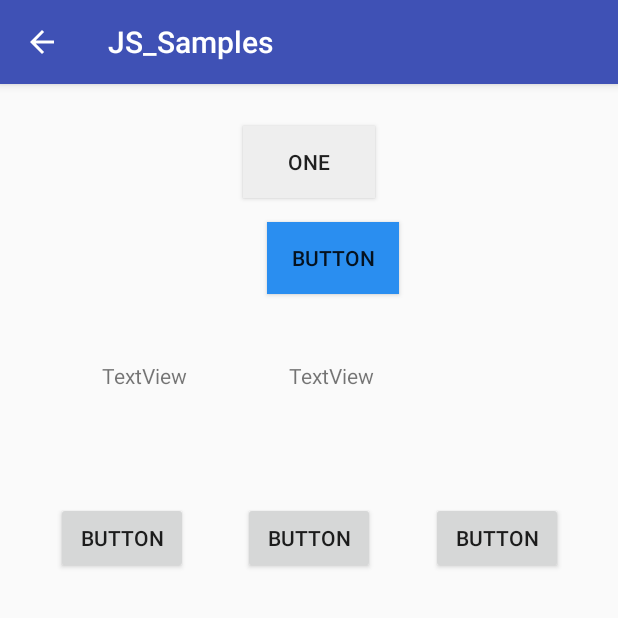
After one commit to Jorelanbo/samples, an Android app: the ConstraintLayoutActivity screen opened directly, with no data from a screen before it, on a phone screen of 412 x 824 dp, the top half of it. The commit adds this screen. Run offline under Robolectric (Android 15) with nearby library versions, the phone set to English and light mode, and no system bars.

Commit message:
添加ConstraintLayout的使用

```diff
--- a/app/src/main/AndroidManifest.xml
+++ b/app/src/main/AndroidManifest.xml
@@ -107,6 +107,8 @@
             android:parentActivityName=".activity.GuideActivity"/>
         <activity android:name=".activity.BottomMenuActivity"
             android:parentActivityName=".activity.GuideActivity"/>
+        <activity android:name=".activity.ConstraintLayoutActivity"
+            android:parentActivityName=".activity.GuideActivity" />
 
         <service
             android:name="com.baidu.location.f"
--- /dev/null
+++ b/app/src/main/java/com/js/sample/activity/ConstraintLayoutActivity.java
@@ -0,0 +1,18 @@
+package com.js.sample.activity;
+
+// Created by JS on 2019/12/31.
+
+import android.os.Bundle;
+import android.support.annotation.Nullable;
+import android.support.v7.app.AppCompatActivity;
+
+import com.js.sample.R;
+
+public class ConstraintLayoutActivity extends AppCompatActivity {
+
+    @Override
+    protected void onCreate(@Nullable Bundle savedInstanceState) {
+        super.onCreate(savedInstanceState);
+        setContentView(R.layout.activity_constraint_layout);
+    }
+}
--- a/app/src/main/java/com/js/sample/activity/GuideActivity.java
+++ b/app/src/main/java/com/js/sample/activity/GuideActivity.java
@@ -169,4 +169,13 @@ public class GuideActivity extends AppCompatActivity {
         Intent intent = new Intent(this, BottomMenuActivity.class);
         startActivity(intent);
     }
+
+    /**
+     * 使用ConstraintLayout
+     * @param view view
+     */
+    public void clickConstraintLayoutActivity(View view) {
+        Intent intent = new Intent(this, ConstraintLayoutActivity.class);
+        startActivity(intent);
+    }
 }
--- /dev/null
+++ b/app/src/main/res/layout/activity_constraint_layout.xml
@@ -0,0 +1,92 @@
+<?xml version="1.0" encoding="utf-8"?>
+<android.support.constraint.ConstraintLayout xmlns:android="http://schemas.android.com/apk/res/android"
+    xmlns:app="http://schemas.android.com/apk/res-auto"
+    xmlns:tools="http://schemas.android.com/tools"
+    android:layout_width="match_parent"
+    android:layout_height="match_parent">
+
+    <Button
+        android:id="@+id/button5"
+        android:layout_width="wrap_content"
+        android:layout_height="wrap_content"
+        android:background="@color/light_grey"
+        android:text="one"
+        app:layout_constraintBottom_toBottomOf="parent"
+        app:layout_constraintEnd_toEndOf="parent"
+        app:layout_constraintHorizontal_bias="0.5"
+        app:layout_constraintStart_toStartOf="parent"
+        app:layout_constraintTop_toTopOf="parent"
+        app:layout_constraintVertical_bias="0.039" />
+
+    <Button
+        android:id="@+id/button6"
+        android:layout_width="wrap_content"
+        android:layout_height="wrap_content"
+        android:layout_marginStart="16dp"
+        android:layout_marginTop="16dp"
+        android:background="@color/light_blue"
+        android:text="Button"
+        app:layout_constraintBottom_toBottomOf="parent"
+        app:layout_constraintEnd_toEndOf="parent"
+        app:layout_constraintHorizontal_bias="0.0"
+        app:layout_constraintStart_toStartOf="@+id/button5"
+        app:layout_constraintTop_toBottomOf="@+id/button5"
+        app:layout_constraintVertical_bias="0.0" />
+
+    <TextView
+        android:id="@+id/textView2"
+        android:layout_width="wrap_content"
+        android:layout_height="wrap_content"
+        android:text="TextView"
+        app:layout_constraintBottom_toBottomOf="parent"
+        app:layout_constraintEnd_toEndOf="parent"
+        app:layout_constraintHorizontal_bias="0.192"
+        app:layout_constraintStart_toStartOf="parent"
+        app:layout_constraintTop_toTopOf="parent"
+        app:layout_constraintVertical_bias="0.247" />
+
+    <TextView
+        android:id="@+id/textView4"
+        android:layout_width="wrap_content"
+        android:layout_height="wrap_content"
+        android:layout_marginStart="68dp"
+        android:text="TextView"
+        app:layout_constraintBaseline_toBaselineOf="@+id/textView2"
+        app:layout_constraintStart_toEndOf="@+id/textView2" />
+
+    <Button
+        android:id="@+id/button10"
+        android:layout_width="wrap_content"
+        android:layout_height="wrap_content"
+        android:layout_marginBottom="24dp"
+        android:text="Button"
+        app:layout_constraintBottom_toBottomOf="parent"
+        app:layout_constraintEnd_toStartOf="@+id/button11"
+        app:layout_constraintHorizontal_bias="0.5"
+        app:layout_constraintHorizontal_chainStyle="spread"
+        app:layout_constraintStart_toStartOf="parent"
+        app:layout_constraintTop_toTopOf="parent"
+        app:layout_constraintVertical_bias="0.4" />
+
+    <Button
+        android:id="@+id/button11"
+        android:layout_width="wrap_content"
+        android:layout_height="wrap_content"
+        android:text="Button"
+        app:layout_constraintBottom_toBottomOf="@+id/button10"
+        app:layout_constraintEnd_toStartOf="@+id/button12"
+        app:layout_constraintHorizontal_bias="0.5"
+        app:layout_constraintStart_toEndOf="@+id/button10" />
+
+    <Button
+        android:id="@+id/button12"
+        android:layout_width="wrap_content"
+        android:layout_height="wrap_content"
+        android:text="Button"
+        app:layout_constraintBottom_toBottomOf="@+id/button11"
+        app:layout_constraintEnd_toEndOf="parent"
+        app:layout_constraintHorizontal_bias="0.5"
+        app:layout_constraintStart_toEndOf="@+id/button11" />
+
+
+</android.support.constraint.ConstraintLayout>
--- a/app/src/main/res/layout/activity_guide.xml
+++ b/app/src/main/res/layout/activity_guide.xml
@@ -127,6 +127,13 @@
             android:text="基于RadioButton的底部菜单"
             android:onClick="clickBottomMenuActivity"/>
 
+        <Button
+            android:layout_width="match_parent"
+            android:layout_height="wrap_content"
+            android:layout_marginBottom="@dimen/activity_vertical_margin"
+            android:text="ConstraintLayout的使用"
+            android:onClick="clickConstraintLayoutActivity"/>
+
     </LinearLayout>
 
 </ScrollView>
```
Also changed, not shown: 1 other file.
